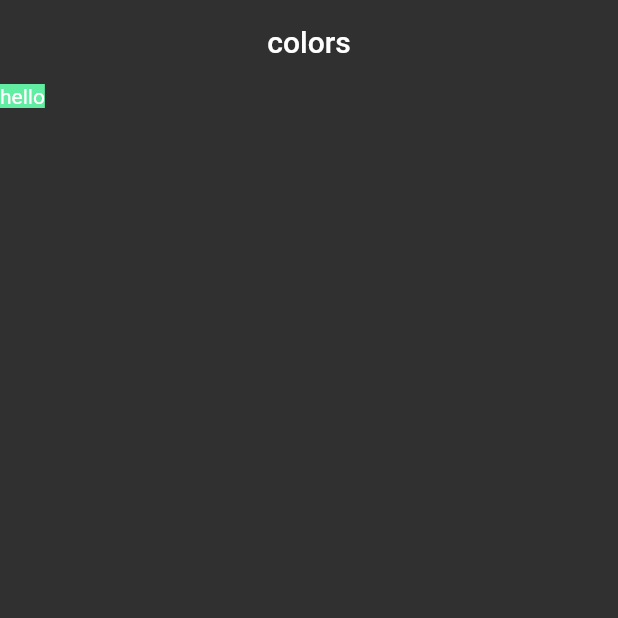
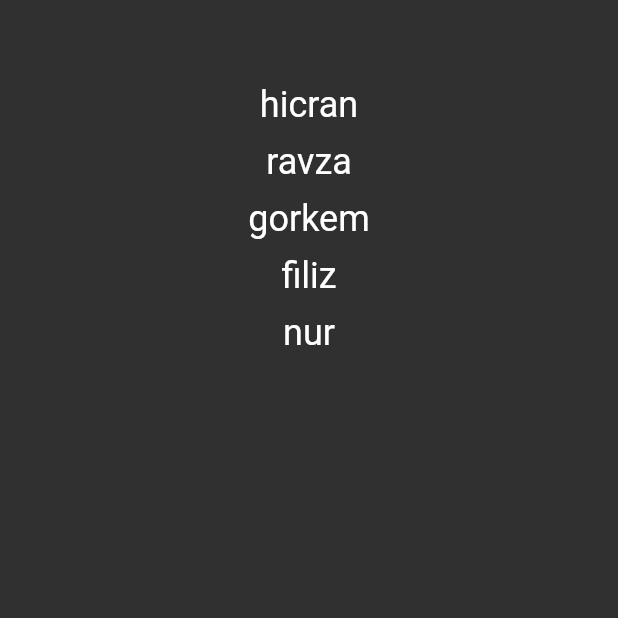
Before and after one commit to hicranfiliz/flutter_learn, a Flutter app: the screen it shows after launch, on a phone screen of 412 x 824 dp, the top half of it. Run offline on Flutter 3.47's test engine with Material 2 defaults, Android fonts, the phone set to English and light mode, and no system bars; missing offline and left inert: dart:ffi.

Commit message:
added stateles widget file and get parameters.

```diff
--- /dev/null
+++ b/lib/101/stateless_learn.dart
@@ -0,0 +1,73 @@
+import 'package:flutter/material.dart';
+
+class StatelessLearn extends StatelessWidget {
+  @override
+  // build ixinde ekranlari gelistiririz.
+  // her widget'in kendine ozel bir build metodu vardir.
+  Widget build(BuildContext context) {
+    return Scaffold(
+      appBar: AppBar(),
+      body: Column(
+        children: [
+          TitleTextWidget(
+            title: 'hicran',
+          ),
+          _emptyBox(),
+          TitleTextWidget(
+            title: 'ravza',
+          ),
+          _emptyBox(),
+          TitleTextWidget(
+            title: 'gorkem',
+          ),
+          _emptyBox(),
+          TitleTextWidget(
+            title: 'filiz',
+          ),
+          _emptyBox(),
+          TitleTextWidget(
+            title: 'nur',
+          ),
+          const _CustomContainer(),
+          _emptyBox(),
+        ],
+      ),
+    );
+  }
+
+// bu sekilde basit componentleri stateless widget yapmamıza gerek yok. function olarak kullanabiliriz.
+  SizedBox _emptyBox() => SizedBox(height: 10);
+}
+
+// compponent sadece bu sinifta kullnailabilsin diye _ koyarak private yaptik.
+class _CustomContainer extends StatelessWidget {
+  const _CustomContainer({
+    super.key,
+  });
+
+  @override
+  Widget build(BuildContext context) {
+    return Container(
+      decoration: BoxDecoration(
+          borderRadius: BorderRadius.circular(20), color: Colors.red),
+    );
+  }
+}
+
+// disaridan parametre almak.
+class TitleTextWidget extends StatelessWidget {
+  TitleTextWidget({Key? key, required this.title}) : super(key: key);
+  // statless widget kullanıyorsak buarda en oneli nokta disariadn alacagimiz paramterelerin yonetimidir.
+  // bu stateless yani degismez oldgu icin stringi nullable yaparız. nullable yaptıktan sonra
+  // yukarida key icinde mutlaka degeri olmasi lazim.
+  // bu sekilde icine hicbir deger yazmasa d a olur. ama yazmak zorunlu olsun istiyorask this.titledan once requireed yazmaliyiz.
+  final String title;
+
+  @override
+  Widget build(BuildContext context) {
+    return Text(
+      title,
+      style: Theme.of(context).textTheme.headlineSmall,
+    );
+  }
+}
--- a/lib/main.dart
+++ b/lib/main.dart
@@ -5,6 +5,7 @@ import 'package:flutter/services.dart';
 import 'package:flutter_learn/101/app_bar.dart';
 import 'package:flutter_learn/101/color_learn.dart';
 import 'package:flutter_learn/101/icon_learn.dart';
+import 'package:flutter_learn/101/stateless_learn.dart';
 
 void main() {
   runApp(const MyApp());
@@ -29,7 +30,7 @@ class MyApp extends StatelessWidget {
             backgroundColor: Colors.transparent,
             elevation: 0,
           )),
-      home: const ColorLearnView(),
+      home: StatelessLearn(),
     );
   }
 }
```
